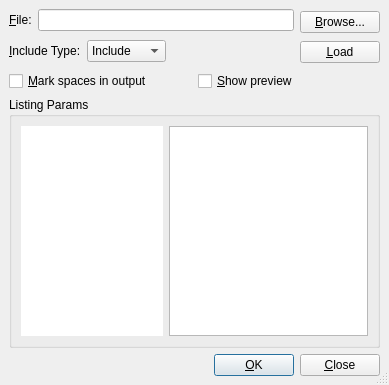
Above: src/frontends/qt4/ui/IncludeUi.ui from cburschka/lyx before the change. Below: the same form after it.
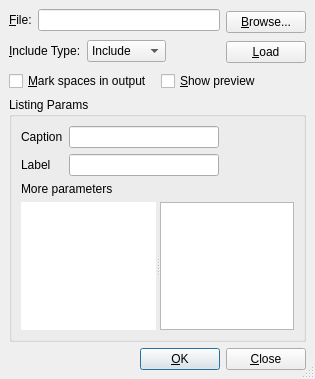
That is the form after the change.

Commit message: Separate caption and label from InsetListingsParams and handle them separately in listings and Include dialog, from Jurgen

```diff
--- a/src/frontends/qt4/ui/IncludeUi.ui
+++ b/src/frontends/qt4/ui/IncludeUi.ui
@@ -5,8 +5,8 @@
    <rect>
     <x>0</x>
     <y>0</y>
-    <width>389</width>
-    <height>385</height>
+    <width>315</width>
+    <height>379</height>
    </rect>
   </property>
   <property name="windowTitle" >
@@ -237,6 +237,69 @@
          <number>6</number>
         </property>
         <item>
+         <layout class="QGridLayout" >
+          <property name="margin" >
+           <number>0</number>
+          </property>
+          <property name="spacing" >
+           <number>6</number>
+          </property>
+          <item row="1" column="0" >
+           <widget class="QLabel" name="labelLabel" >
+            <property name="text" >
+             <string>Label</string>
+            </property>
+           </widget>
+          </item>
+          <item row="0" column="1" >
+           <widget class="QLineEdit" name="captionLE" >
+            <property name="minimumSize" >
+             <size>
+              <width>150</width>
+              <height>0</height>
+             </size>
+            </property>
+           </widget>
+          </item>
+          <item row="0" column="0" >
+           <widget class="QLabel" name="captionLabel" >
+            <property name="text" >
+             <string>Caption</string>
+            </property>
+           </widget>
+          </item>
+          <item row="1" column="1" >
+           <widget class="QLineEdit" name="labelLE" />
+          </item>
+         </layout>
+        </item>
+        <item>
+         <spacer>
+          <property name="orientation" >
+           <enum>Qt::Horizontal</enum>
+          </property>
+          <property name="sizeHint" >
+           <size>
+            <width>20</width>
+            <height>20</height>
+           </size>
+          </property>
+         </spacer>
+        </item>
+       </layout>
+      </item>
+      <item>
+       <widget class="QLabel" name="label_3" >
+        <property name="text" >
+         <string>More parameters</string>
+        </property>
+       </widget>
+      </item>
+      <item>
+       <widget class="QSplitter" name="splitter" >
+        <property name="orientation" >
+         <enum>Qt::Horizontal</enum>
+        </property>
          <widget class="QTextBrowser" name="listingsTB" >
           <property name="minimumSize" >
            <size>
@@ -269,8 +332,6 @@
            <bool>false</bool>
           </property>
          </widget>
-        </item>
-        <item>
          <widget class="QTextEdit" name="listingsED" >
           <property name="minimumSize" >
            <size>
@@ -279,8 +340,7 @@
            </size>
           </property>
          </widget>
-        </item>
-       </layout>
+       </widget>
       </item>
      </layout>
     </widget>
```
Left out of the diff: 2 changed lines with no effect on the pictures. Lines whose indentation alone changed are shown as unchanged. The commit also changes 11 other files.
